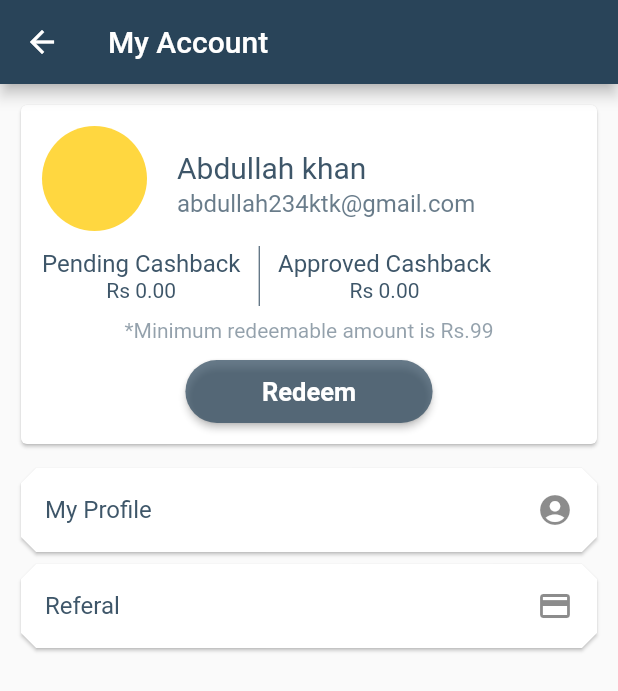
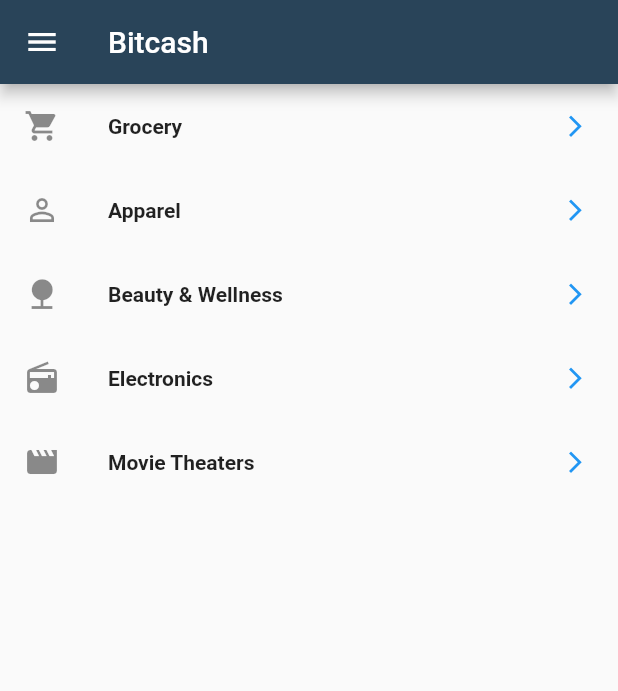
Before and after one commit to abdullah432/bitcash, a Flutter app: the screen it shows after launch, on a phone screen of 412 x 824 dp. Shown: the top 691 px of the screen. Run offline on Flutter 3.47's test engine with Material 2 defaults, Android fonts, the phone set to English and light mode, and no system bars.

```diff
--- a/lib/main.dart
+++ b/lib/main.dart
@@ -1,6 +1,8 @@
-import 'package:bitcash/Helping/colors.dart';
+import 'package:bitcash/Utils/colors.dart';
 import 'package:bitcash/screens/account.dart';
+import 'package:bitcash/screens/categorpage.dart';
 import 'package:bitcash/screens/login.dart';
+import 'package:bitcash/screens/stores.dart';
 import 'package:flutter/material.dart';
 
 import 'screens/login.dart';
@@ -18,7 +20,9 @@ class MyApp extends StatelessWidget {
         primarySwatch: CustomColor.materialPrimaryColor
       ),
       // home: LoginPage()
-      home: MyAccount(),
+      // home: MyAccount(),
+      // home: StoresPage(),
+      home: CategoryPage(),
     );
   }
 }
--- a/lib/screens/account.dart
+++ b/lib/screens/account.dart
@@ -1,4 +1,4 @@
-import 'package:bitcash/Helping/colors.dart';
+import 'package:bitcash/Utils/colors.dart';
 import 'package:flutter/cupertino.dart';
 import 'package:flutter/material.dart';
 
--- /dev/null
+++ b/lib/screens/categorpage.dart
@@ -0,0 +1,74 @@
+import 'package:flutter/cupertino.dart';
+import 'package:flutter/material.dart';
+
+import 'navdrawer.dart';
+
+class CategoryPage extends StatefulWidget {
+  @override
+  State<StatefulWidget> createState() {
+    return CategoryPageState();
+  }
+}
+
+class CategoryPageState extends State<CategoryPage> {
+  //list of categories
+  List<String> _listOfCategory = [
+    'Grocery',
+    'Apparel',
+    'Beauty & Wellness',
+    'Electronics',
+    'Movie Theaters'
+  ];
+
+  //list of icons
+  List<Icon> _listOfIcons = [
+    Icon(Icons.local_grocery_store),
+    Icon(Icons.perm_identity),
+    Icon(Icons.nature),
+    Icon(Icons.radio),
+    Icon(Icons.movie),
+  ];
+
+  @override
+  Widget build(BuildContext context) {
+    return Scaffold(
+      drawer: NavDrawer(),
+      appBar: AppBar(
+        title: Text('Bitcash'),
+
+      ),
+      body: _buildCategoryList(),
+    );
+  }
+
+  _buildCategoryList() {
+    return ListView.builder(
+      // Let the ListView know how many items it needs to build.
+      itemCount: _listOfCategory.length,
+      // Provide a builder function. This is where the magic happens.
+      // Convert each item into a widget based on the type of item it is.
+      itemBuilder: (context, index) {
+        final item = _listOfCategory[index];
+        final icon = _listOfIcons[index];
+
+        return ListTile(
+          leading: icon,
+          title: Text(
+            item,
+            style: TextStyle(fontSize: 14, fontWeight: FontWeight.bold),
+          ),
+          trailing: Padding(
+              padding: const EdgeInsets.all(4.0),
+              child: GestureDetector(
+                onTap: () {},
+                child: Icon(
+                  Icons.arrow_forward_ios,
+                  color: Colors.blue,
+                  size: 17,
+                ),
+              )),
+        );
+      },
+    );
+  }
+}
--- a/lib/screens/login.dart
+++ b/lib/screens/login.dart
@@ -1,4 +1,4 @@
-import 'package:bitcash/Helping/colors.dart';
+import 'package:bitcash/Utils/colors.dart';
 import 'package:bitcash/screens/home.dart';
 import 'package:bitcash/screens/register.dart';
 import 'package:flutter/material.dart';
--- a/lib/screens/navdrawer.dart
+++ b/lib/screens/navdrawer.dart
@@ -1,4 +1,4 @@
-import 'package:bitcash/Helping/colors.dart';
+import 'package:bitcash/Utils/colors.dart';
 import 'package:flutter/material.dart';
 
 class NavDrawer extends StatelessWidget {
--- a/lib/screens/register.dart
+++ b/lib/screens/register.dart
@@ -1,4 +1,4 @@
-import 'package:bitcash/Helping/colors.dart';
+import 'package:bitcash/Utils/colors.dart';
 import 'package:bitcash/screens/login.dart';
 import 'package:flutter/material.dart';
 
```
Also changed, not shown: lib/screens/stores.dart (added, +33 -0 lines), lib/Utils/colors.dart (renamed from lib/Helping/colors.dart), pubspec.lock.
